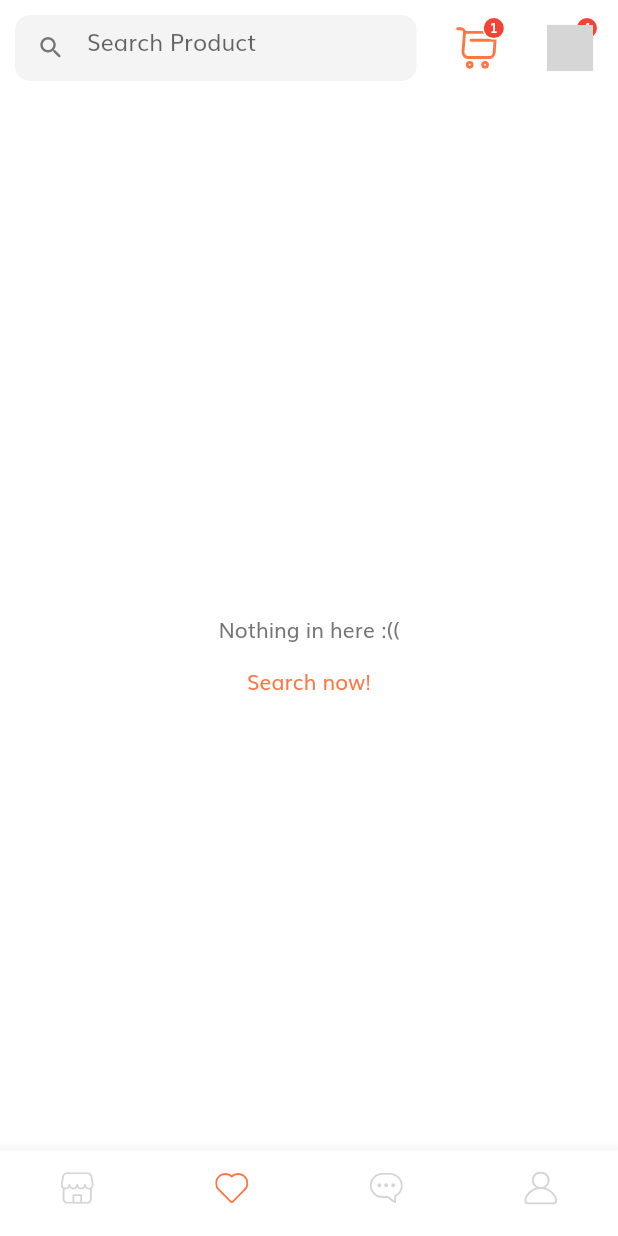
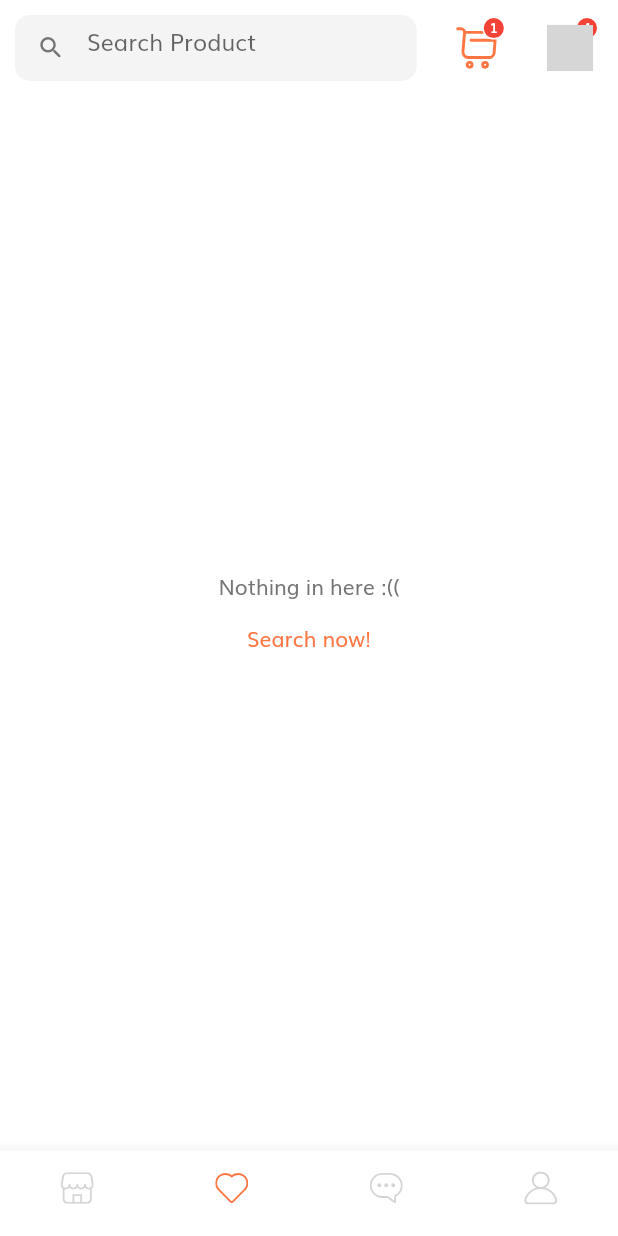
Before and after one commit to TrucLuong47/Ecommerce_App_UI_Flutter, a Flutter app: the screen it shows after launch, swiped to page 2, on a phone screen of 412 x 824 dp. Run offline on Flutter 3.47's test engine with Material 2 defaults, Android fonts, the phone set to English and light mode, and no system bars; our stand-ins replace flutter_svg, smooth_page_indicator; missing offline and left inert: regexed_validator; grey boxes are pictures that could not be loaded.

Commit message:
Modified bottom_nav_bar.dart

```diff
--- a/lib/views/screens/NavScreen/bottom_nav_bar.dart
+++ b/lib/views/screens/NavScreen/bottom_nav_bar.dart
@@ -35,9 +35,7 @@ class _BottomNavBarState extends State<BottomNavBar> {
   @override
   Widget build(BuildContext context) {
     return Scaffold(
-      body: Stack(
-        children: <Widget>[
-          ScrollConfiguration(
+      body: ScrollConfiguration(
         behavior: const ScrollBehavior().copyWith(overscroll: false),
         child: PageView(
           controller: pageController,
@@ -49,11 +47,7 @@ class _BottomNavBarState extends State<BottomNavBar> {
           },
         ),
       ),
-          Positioned(
-            left: 0,
-            right: 0,
-            bottom: 0,
-            child: BottomNavigationBar(
+      bottomNavigationBar: BottomNavigationBar(
         backgroundColor: Colors.white,
         currentIndex: selectedIndex,
         type: BottomNavigationBarType.fixed,
@@ -108,9 +102,6 @@ class _BottomNavBarState extends State<BottomNavBar> {
           });
         },
       ),
-          ),
-        ],
-      ),
     );
   }
 }
```
Lines whose indentation alone changed are shown as unchanged.
